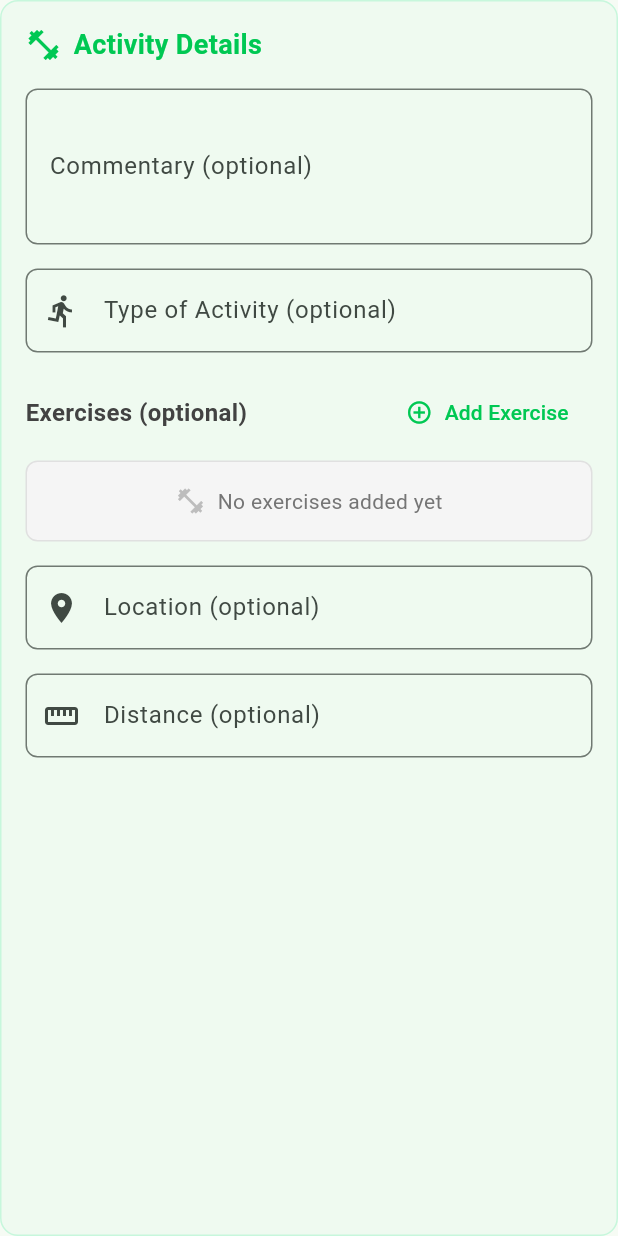
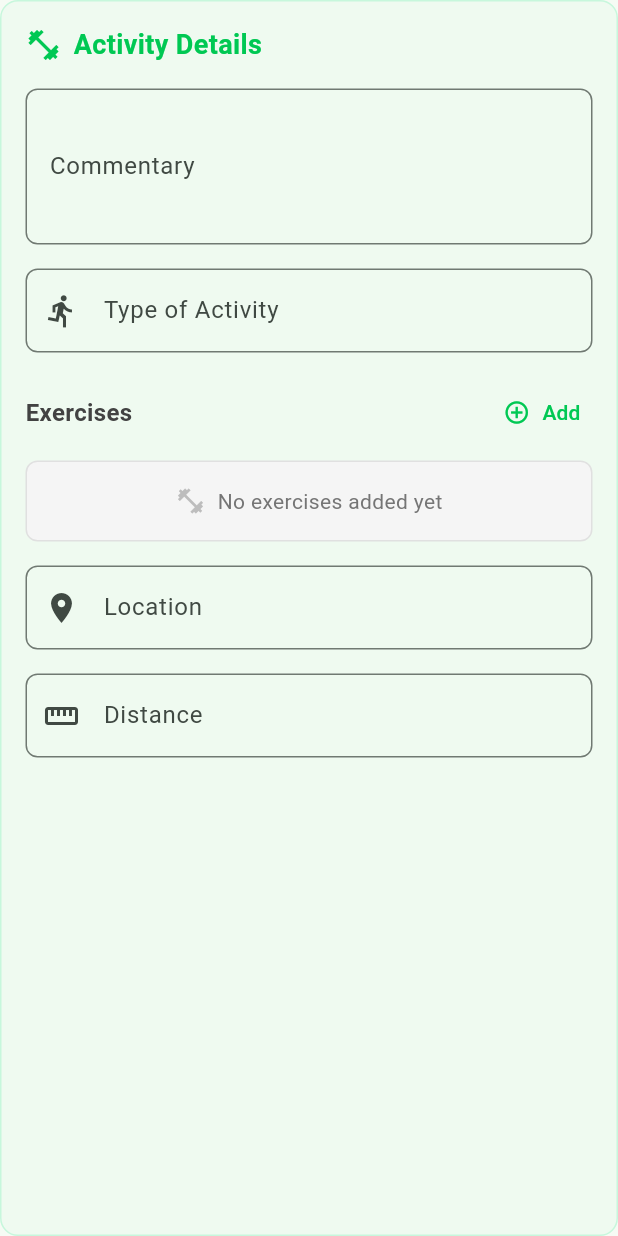
Before and after one commit to shoshana-levitt/sante, a Flutter app: the ActivityFormWidget widget shown alone on an empty page, opened directly with empty values, on a phone screen of 412 x 824 dp. Run offline on Flutter 3.47's test engine with Material 3 defaults, Android fonts, the phone set to English and light mode, and no system bars; our stand-ins replace cloud_firestore, firebase_auth, firebase_core, firebase_storage, image_picker; accounts and stored records are empty; network calls fail.

Commit message:
remove optional

```diff
--- a/lib/widgets/activity_form_widget.dart
+++ b/lib/widgets/activity_form_widget.dart
@@ -1,3 +1,4 @@
+// lib/widgets/activity_form_widget.dart
 import 'package:flutter/material.dart';
 
 class ActivityFormWidget extends StatefulWidget {
@@ -150,7 +151,7 @@ class _ActivityFormWidgetState extends State<ActivityFormWidget> {
           TextField(
             controller: _commentaryController,
             decoration: InputDecoration(
-              labelText: 'Commentary (optional)',
+              labelText: 'Commentary',
               border: OutlineInputBorder(
                 borderRadius: BorderRadius.circular(8),
               ),
@@ -165,7 +166,7 @@ class _ActivityFormWidgetState extends State<ActivityFormWidget> {
           TextField(
             controller: _activityTypeController,
             decoration: InputDecoration(
-              labelText: 'Type of Activity (optional)',
+              labelText: 'Type of Activity',
               border: OutlineInputBorder(
                 borderRadius: BorderRadius.circular(8),
               ),
@@ -181,7 +182,7 @@ class _ActivityFormWidgetState extends State<ActivityFormWidget> {
             mainAxisAlignment: MainAxisAlignment.spaceBetween,
             children: [
               Text(
-                'Exercises (optional)',
+                'Exercises',
                 style: TextStyle(
                   fontSize: 16,
                   fontWeight: FontWeight.w600,
@@ -190,10 +191,11 @@ class _ActivityFormWidgetState extends State<ActivityFormWidget> {
               ),
               TextButton.icon(
                 onPressed: _addExercise,
-                icon: const Icon(Icons.add_circle_outline),
-                label: const Text('Add Exercise'),
+                icon: const Icon(Icons.add_circle_outline, size: 18),
+                label: const Text('Add'),
                 style: TextButton.styleFrom(
                   foregroundColor: Colors.greenAccent[700],
+                  padding: const EdgeInsets.symmetric(horizontal: 8),
                 ),
               ),
             ],
@@ -272,7 +274,7 @@ class _ActivityFormWidgetState extends State<ActivityFormWidget> {
           TextField(
             controller: _locationController,
             decoration: InputDecoration(
-              labelText: 'Location (optional)',
+              labelText: 'Location',
               border: OutlineInputBorder(
                 borderRadius: BorderRadius.circular(8),
               ),
@@ -287,7 +289,7 @@ class _ActivityFormWidgetState extends State<ActivityFormWidget> {
           TextField(
             controller: _distanceController,
             decoration: InputDecoration(
-              labelText: 'Distance (optional)',
+              labelText: 'Distance',
               border: OutlineInputBorder(
                 borderRadius: BorderRadius.circular(8),
               ),
--- a/lib/widgets/recipe_form_widget.dart
+++ b/lib/widgets/recipe_form_widget.dart
@@ -153,7 +153,7 @@ class _RecipeFormWidgetState extends State<RecipeFormWidget> {
           TextField(
             controller: _commentaryController,
             decoration: InputDecoration(
-              labelText: 'Commentary (optional)',
+              labelText: 'Commentary',
               border: OutlineInputBorder(
                 borderRadius: BorderRadius.circular(8),
               ),
@@ -195,7 +195,7 @@ class _RecipeFormWidgetState extends State<RecipeFormWidget> {
           TextField(
             controller: _cookTimeController,
             decoration: InputDecoration(
-              labelText: 'Cook Time (optional)',
+              labelText: 'Cook Time',
               border: OutlineInputBorder(
                 borderRadius: BorderRadius.circular(8),
               ),
@@ -211,7 +211,7 @@ class _RecipeFormWidgetState extends State<RecipeFormWidget> {
             mainAxisAlignment: MainAxisAlignment.spaceBetween,
             children: [
               Text(
-                'Ingredients (optional)',
+                'Ingredients',
                 style: TextStyle(
                   fontSize: 16,
                   fontWeight: FontWeight.w600,
@@ -220,10 +220,11 @@ class _RecipeFormWidgetState extends State<RecipeFormWidget> {
               ),
               TextButton.icon(
                 onPressed: _addIngredient,
-                icon: const Icon(Icons.add_circle_outline),
-                label: const Text('Add Ingredient'),
+                icon: const Icon(Icons.add_circle_outline, size: 18),
+                label: const Text('Add'),
                 style: TextButton.styleFrom(
                   foregroundColor: Colors.orange[700],
+                  padding: const EdgeInsets.symmetric(horizontal: 8),
                 ),
               ),
             ],
@@ -300,7 +301,7 @@ class _RecipeFormWidgetState extends State<RecipeFormWidget> {
           TextField(
             controller: _instructionsController,
             decoration: InputDecoration(
-              labelText: 'Instructions (optional)',
+              labelText: 'Instructions',
               border: OutlineInputBorder(
                 borderRadius: BorderRadius.circular(8),
               ),
@@ -399,7 +400,7 @@ class _IngredientDialogState extends State<_IngredientDialog> {
             TextField(
               controller: _amountController,
               decoration: InputDecoration(
-                labelText: 'Amount (optional)',
+                labelText: 'Amount',
                 border: OutlineInputBorder(
                   borderRadius: BorderRadius.circular(8),
                 ),
```
